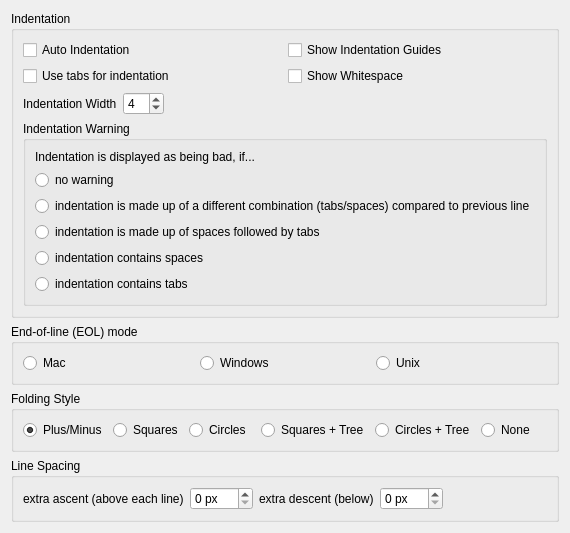
itom-project/itom, file Qitom/ui/widgetPropEditorGeneral.ui: the form before one commit.
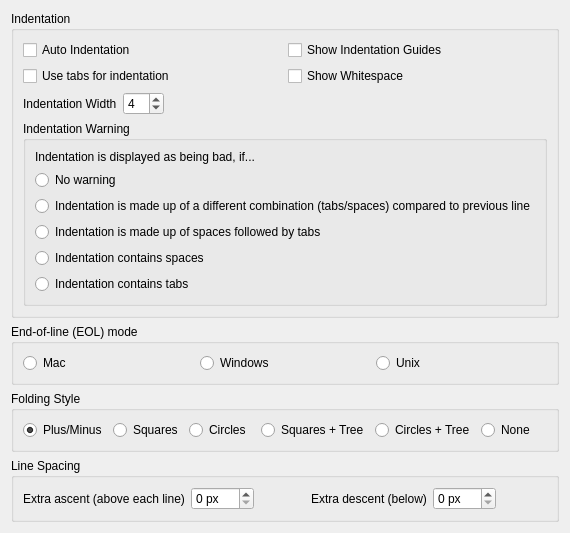
The form after the commit.

The edit to the form file:
```diff
--- a/Qitom/ui/widgetPropEditorGeneral.ui
+++ b/Qitom/ui/widgetPropEditorGeneral.ui
@@ -7,7 +7,7 @@
     <x>0</x>
     <y>0</y>
     <width>537</width>
-    <height>476</height>
+    <height>488</height>
    </rect>
   </property>
   <property name="windowTitle">
@@ -101,7 +101,7 @@
            <item>
             <widget class="QRadioButton" name="radioIndentWarn1">
              <property name="text">
-              <string>no warning</string>
+              <string>No warning</string>
              </property>
             </widget>
            </item>
@@ -114,28 +114,28 @@
               </sizepolicy>
              </property>
              <property name="text">
-              <string>indentation is made up of a different combination (tabs/spaces) compared to previous line</string>
+              <string>Indentation is made up of a different combination (tabs/spaces) compared to previous line</string>
              </property>
             </widget>
            </item>
            <item>
             <widget class="QRadioButton" name="radioIndentWarn3">
              <property name="text">
-              <string>indentation is made up of spaces followed by tabs</string>
+              <string>Indentation is made up of spaces followed by tabs</string>
              </property>
             </widget>
            </item>
            <item>
             <widget class="QRadioButton" name="radioIndentWarn4">
              <property name="text">
-              <string>indentation contains spaces</string>
+              <string>Indentation contains spaces</string>
              </property>
             </widget>
            </item>
            <item>
             <widget class="QRadioButton" name="radioIndentWarn5">
              <property name="text">
-              <string>indentation contains tabs</string>
+              <string>Indentation contains tabs</string>
              </property>
             </widget>
            </item>
@@ -257,7 +257,7 @@
         <item>
          <widget class="QLabel" name="label_3">
           <property name="text">
-           <string>extra ascent (above each line)</string>
+           <string>Extra ascent (above each line)</string>
           </property>
          </widget>
         </item>
@@ -271,10 +271,23 @@
           </property>
          </widget>
         </item>
+        <item>
+         <spacer name="horizontalSpacer_3">
+          <property name="orientation">
+           <enum>Qt::Horizontal</enum>
+          </property>
+          <property name="sizeHint" stdset="0">
+           <size>
+            <width>40</width>
+            <height>20</height>
+           </size>
+          </property>
+         </spacer>
+        </item>
         <item>
          <widget class="QLabel" name="label_4">
           <property name="text">
-           <string>extra descent (below)</string>
+           <string>Extra descent (below)</string>
           </property>
          </widget>
         </item>
```
